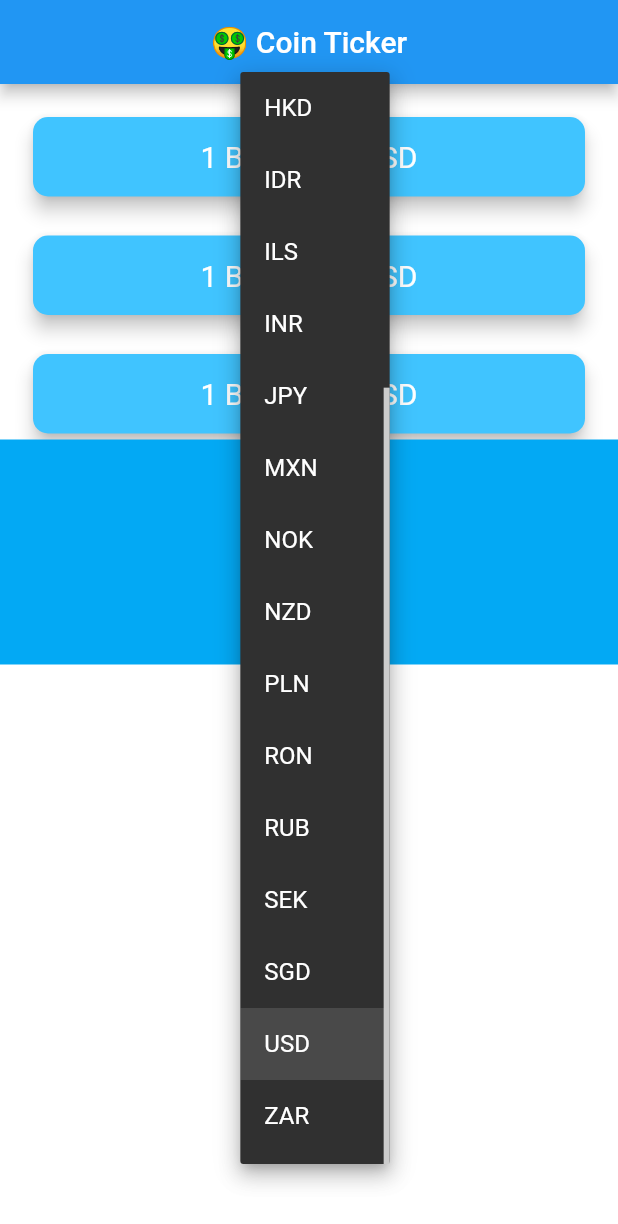
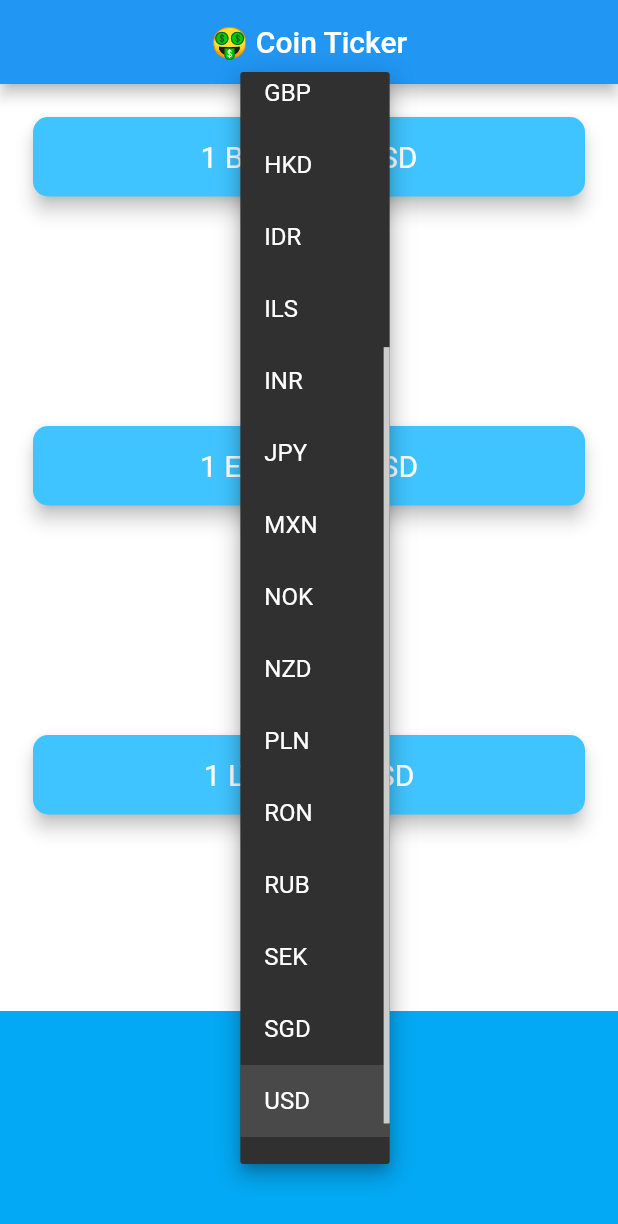
Before and after one commit to HimJan7/bitcoin_ticker, a Flutter app: the screen it shows after launch, after a tap on "USD", on a phone screen of 412 x 824 dp. Shown: the top 1224 px of the screen. Run offline on Flutter 3.47's test engine with Material 2 defaults, Android fonts, the phone set to English and light mode, and no system bars; network calls fail.

Commit message:
[finalPush]

```diff
--- a/lib/price_screen.dart
+++ b/lib/price_screen.dart
@@ -13,29 +13,45 @@ class PriceScreen extends StatefulWidget {
 }
 
 class _PriceScreenState extends State<PriceScreen> {
-  double price = 0;
+  double btcPrice = 0, ethPrice = 0, ltcPrice = 0;
   String currency = 'USD';
+  double? temp, temp1, temp2;
+  String? selectedCurrency = 'USD';
 
-  dynamic getPrice(currency) async {
+  void getPrice(selectedCurrency) async {
     String url =
-        'https://rest.coinapi.io/v1/exchangerate/BTC/$currency?apikey=$apiKey';
+        'https://rest.coinapi.io/v1/exchangerate/BTC/$selectedCurrency?apikey=$apiKey';
 
     http.Response response = await http.get(Uri.parse(url));
     if (response.statusCode == 200) {
       String data = response.body;
       var decodedData = jsonDecode(data);
-      double temp = decodedData['rate'];
+      temp = decodedData['rate'];
+    }
+    url =
+        'https://rest.coinapi.io/v1/exchangerate/ETH/$selectedCurrency?apikey=$apiKey';
 
-      print(temp);
-      setState(() {
-        price = double.parse((temp).toStringAsFixed(2));
-      });
-    } else {
-      print(response.statusCode);
+    http.Response response1 = await http.get(Uri.parse(url));
+    if (response1.statusCode == 200) {
+      String data = response1.body;
+      var decodedData = jsonDecode(data);
+      temp1 = decodedData['rate'];
     }
+    url =
+        'https://rest.coinapi.io/v1/exchangerate/LTC/$selectedCurrency?apikey=$apiKey';
+
+    http.Response response2 = await http.get(Uri.parse(url));
+    if (response2.statusCode == 200) {
+      String data = response2.body;
+      var decodedData = jsonDecode(data);
+      temp2 = decodedData['rate'];
+    }
+    setState(() {
+      btcPrice = double.parse((temp!).toStringAsFixed(2));
+      ethPrice = double.parse((temp1!).toStringAsFixed(2));
+      ltcPrice = double.parse((temp2!).toStringAsFixed(2));
+    });
   }
-
-  String? selectedCurrency = 'USD';
 
   Widget cupertinoChild() {
     List<Text> pickerItems = [];
@@ -46,7 +62,8 @@ class _PriceScreenState extends State<PriceScreen> {
     return CupertinoPicker(
       itemExtent: 32.0,
       onSelectedItemChanged: (selectedIndex) {
-        getPrice(currency);
+        selectedCurrency = currenciesList[selectedIndex];
+        getPrice(selectedCurrency);
       },
       children: pickerItems,
     );
@@ -70,7 +87,7 @@ class _PriceScreenState extends State<PriceScreen> {
         onChanged: (value) {
           setState(() {
             selectedCurrency = value;
-            getPrice(currency);
+            getPrice(selectedCurrency);
           });
         });
   }
@@ -89,6 +106,7 @@ class _PriceScreenState extends State<PriceScreen> {
         title: Text('🤑 Coin Ticker'),
       ),
       body: Column(
+        mainAxisAlignment: MainAxisAlignment.spaceBetween,
         crossAxisAlignment: CrossAxisAlignment.stretch,
         children: <Widget>[
           Padding(
@@ -102,7 +120,7 @@ class _PriceScreenState extends State<PriceScreen> {
               child: Padding(
                 padding: EdgeInsets.symmetric(vertical: 15.0, horizontal: 28.0),
                 child: Text(
-                  '1 BTC = $price USD',
+                  '1 BTC = $btcPrice $selectedCurrency',
                   textAlign: TextAlign.center,
                   style: TextStyle(
                     fontSize: 20.0,
@@ -123,7 +141,7 @@ class _PriceScreenState extends State<PriceScreen> {
               child: Padding(
                 padding: EdgeInsets.symmetric(vertical: 15.0, horizontal: 28.0),
                 child: Text(
-                  '1 BTC = $price USD',
+                  '1 ETH = $ethPrice $selectedCurrency',
                   textAlign: TextAlign.center,
                   style: TextStyle(
                     fontSize: 20.0,
@@ -144,7 +162,7 @@ class _PriceScreenState extends State<PriceScreen> {
               child: Padding(
                 padding: EdgeInsets.symmetric(vertical: 15.0, horizontal: 28.0),
                 child: Text(
-                  '1 BTC = $price USD',
+                  '1 LTC = $ltcPrice $selectedCurrency',
                   textAlign: TextAlign.center,
                   style: TextStyle(
                     fontSize: 20.0,
@@ -156,6 +174,7 @@ class _PriceScreenState extends State<PriceScreen> {
           ),
           Container(
               height: 150.0,
+              padding: EdgeInsets.only(bottom: 30),
               alignment: Alignment.center,
               color: Colors.lightBlue,
               child: Platform.isIOS ? cupertinoChild() : dropDownChild()),
```
